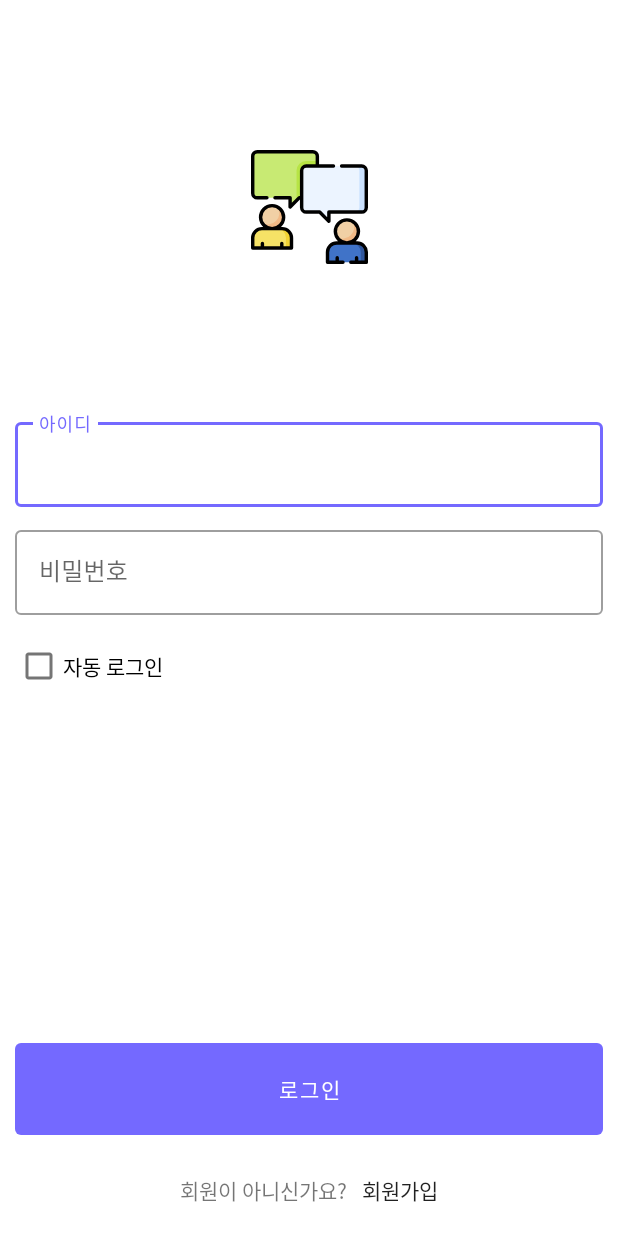
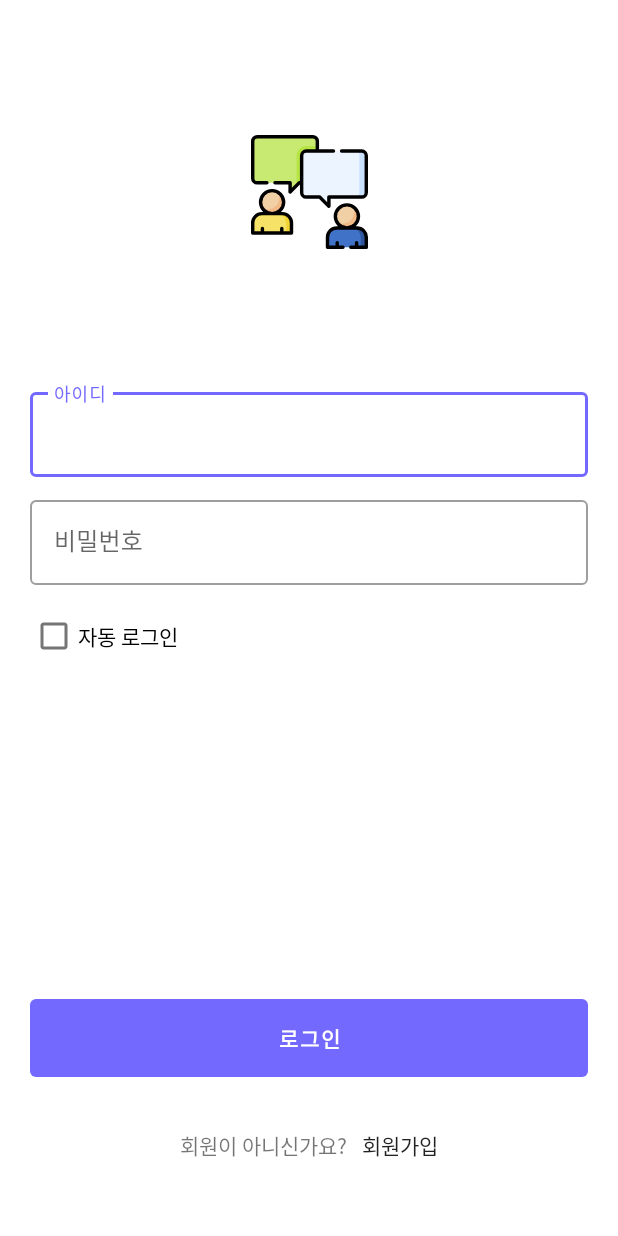
Before and after one commit to 2004yyj/Trust, an Android app: the screen it shows after launch (IntroActivity), on a phone screen of 412 x 824 dp. Run offline under Robolectric (Android 15) with nearby library versions, the phone set to English and light mode, and no system bars; our stand-ins replace Dagger/Hilt's generated code, data binding.

Commit message:
[Update] LoginFragment와 LoginViewModel 추가

```diff
--- a/Android/app/src/main/java/kr/hs/dgsw/trust/ui/fragment/LoginFragment.kt
+++ b/Android/app/src/main/java/kr/hs/dgsw/trust/ui/fragment/LoginFragment.kt
@@ -1,24 +1,82 @@
 package kr.hs.dgsw.trust.ui.fragment
 
+import android.content.Intent
 import android.os.Bundle
-import androidx.fragment.app.Fragment
+import android.util.Log
 import android.view.LayoutInflater
 import android.view.View
 import android.view.ViewGroup
+import android.widget.Button
+import androidx.databinding.DataBindingUtil
+import androidx.fragment.app.Fragment
+import androidx.lifecycle.ViewModelProvider
+import androidx.navigation.fragment.findNavController
+import com.google.android.material.textfield.TextInputLayout
 import kr.hs.dgsw.trust.R
+import kr.hs.dgsw.trust.databinding.FragmentLoginBinding
+import kr.hs.dgsw.trust.ui.activity.MainActivity
+import kr.hs.dgsw.trust.viewmodel.fragment.LoginViewModel
 
 class LoginFragment : Fragment() {
 
+    companion object {
+        private const val TAG = "LoginFragment"
+    }
+
+    private lateinit var viewModel: LoginViewModel
+    private lateinit var binding : FragmentLoginBinding
+
+    private lateinit var tilId : TextInputLayout
+    private lateinit var tilPw : TextInputLayout
+    private lateinit var btnLogin : Button
+    private lateinit var btnSignUp : Button
+
     override fun onCreateView(
-        inflater: LayoutInflater, container: ViewGroup?,
-        savedInstanceState: Bundle?
-    ): View? {
-        // Inflate the layout for this fragment
-        return inflater.inflate(R.layout.fragment_login, container, false)
+            inflater: LayoutInflater, container: ViewGroup?,
+            savedInstanceState: Bundle?
+    ): View {
+        viewModel = ViewModelProvider(this)[LoginViewModel::class.java]
+        binding = DataBindingUtil.inflate(inflater, R.layout.fragment_login, container, false)
+        binding.vm = viewModel
+
+        return binding.root
     }
 
     override fun onViewCreated(view: View, savedInstanceState: Bundle?) {
         super.onViewCreated(view, savedInstanceState)
+        init()
+        observe()
+
+        btnLogin.setOnClickListener {
+            //TODO 서버통신으로 아이디 비밀번호 확인
+            val intent = Intent(requireContext(), MainActivity::class.java)
+            startActivity(intent)
+            requireActivity().finish()
+        }
+
+        btnSignUp.setOnClickListener {
+            Log.d(TAG, "onViewCreated: call")
+            findNavController().navigate(R.id.action_loginFragment_to_signUpFragment)
+        }
+    }
+
+    private fun init() {
+        tilId = binding.tilIdLogin
+        tilPw = binding.tilPwLogin
+        btnLogin = binding.btnLoginLogin
+        btnSignUp = binding.btnSignUpLogin
+    }
+
+    private fun observe() {
+        viewModel.idEditText.observe(viewLifecycleOwner) {
+            tilId.error = "아이디를 입력해주세요."
+            tilId.isErrorEnabled = it.isEmpty()
+        }
+
+        viewModel.pwEditText.observe(viewLifecycleOwner) {
+            tilPw.error = "비밀번호를 입력해주세요."
+            tilPw.isErrorEnabled = it.isEmpty()
+        }
     }
 
 }
--- /dev/null
+++ b/Android/app/src/main/java/kr/hs/dgsw/trust/viewmodel/activity/IntroViewModel.kt
@@ -0,0 +1,6 @@
+package kr.hs.dgsw.trust.viewmodel.activity
+
+import androidx.lifecycle.ViewModel
+
+class IntroViewModel : ViewModel() {
+}
--- /dev/null
+++ b/Android/app/src/main/java/kr/hs/dgsw/trust/viewmodel/fragment/LoginViewModel.kt
@@ -0,0 +1,12 @@
+package kr.hs.dgsw.trust.viewmodel.fragment
+
+import androidx.databinding.ObservableField
+import androidx.lifecycle.MutableLiveData
+import androidx.lifecycle.ViewModel
+
+class LoginViewModel : ViewModel() {
+
+    val idEditText = MutableLiveData<String>()
+    val pwEditText = MutableLiveData<String>()
+
+}
--- a/Android/app/src/main/res/layout/fragment_login.xml
+++ b/Android/app/src/main/res/layout/fragment_login.xml
@@ -1,11 +1,20 @@
 <?xml version="1.0" encoding="utf-8"?>
-<androidx.constraintlayout.widget.ConstraintLayout xmlns:android="http://schemas.android.com/apk/res/android"
+<layout xmlns:android="http://schemas.android.com/apk/res/android"
     xmlns:app="http://schemas.android.com/apk/res-auto"
-    xmlns:tools="http://schemas.android.com/tools"
+    xmlns:tools="http://schemas.android.com/tools">
+
+    <data>
+        <import type="kr.hs.dgsw.trust.viewmodel.fragment.LoginViewModel"/>
+        <variable
+            name="vm"
+            type="LoginViewModel" />
+    </data>
+
+    <androidx.constraintlayout.widget.ConstraintLayout
         android:layout_width="match_parent"
         android:layout_height="match_parent"
-    tools:context=".fragment.LoginFragment"
-    android:paddingHorizontal="10dp"
+        tools:context=".ui.fragment.LoginFragment"
+        android:paddingHorizontal="20dp"
         android:clipToPadding="false">
 
         <ImageView
@@ -14,7 +23,7 @@
             android:layout_height="wrap_content"
             android:layout_gravity="center_horizontal"
             android:src="@drawable/ic_logo"
-        android:layout_marginTop="100dp"
+            android:layout_marginTop="90dp"
             app:layout_constraintBottom_toTopOf="@id/info_linear_login"
             app:layout_constraintEnd_toEndOf="parent"
             app:layout_constraintStart_toStartOf="parent"
@@ -24,7 +33,7 @@
             android:id="@+id/info_linear_login"
             android:layout_width="match_parent"
             android:layout_height="wrap_content"
-        android:layout_marginTop="100dp"
+            android:layout_marginTop="90dp"
             android:orientation="vertical"
             app:layout_constraintEnd_toEndOf="parent"
             app:layout_constraintStart_toStartOf="parent"
@@ -39,6 +48,7 @@
 
                 <com.google.android.material.textfield.TextInputEditText
                     android:id="@+id/et_id_login"
+                    android:text="@={vm.idEditText}"
                     android:layout_width="match_parent"
                     android:layout_height="wrap_content" />
 
@@ -54,6 +64,7 @@
 
                 <com.google.android.material.textfield.TextInputEditText
                     android:id="@+id/et_pw_login"
+                    android:text="@={vm.pwEditText}"
                     android:layout_width="match_parent"
                     android:layout_height="wrap_content" />
 
@@ -72,17 +83,17 @@
             android:id="@+id/btn_login_login"
             android:layout_width="match_parent"
             android:layout_height="wrap_content"
-        android:padding="20dp"
             android:stateListAnimator="@null"
+            style="@style/BoldButton"
             android:text="로그인"
-        android:layout_marginBottom="20dp"
-        app:layout_constraintBottom_toTopOf="@id/signUp_linear_login"
+            android:layout_marginBottom="100dp"
+            app:layout_constraintBottom_toBottomOf="parent"
             app:layout_constraintEnd_toEndOf="parent"
             app:layout_constraintStart_toStartOf="parent" />
 
         <LinearLayout
             android:id="@+id/signUp_linear_login"
-        android:layout_marginBottom="20dp"
+            android:layout_marginBottom="50dp"
             android:layout_width="wrap_content"
             android:layout_height="wrap_content"
             app:layout_constraintBottom_toBottomOf="parent"
@@ -91,17 +102,19 @@
 
             <TextView
                 android:layout_width="wrap_content"
-            android:layout_height="wrap_content"
+                android:layout_height="match_parent"
                 android:text="회원이 아니신가요?" />
 
             <androidx.appcompat.widget.AppCompatButton
+                android:id="@+id/btn_sign_up_Login"
                 style="@style/NoPaddingButton"
                 android:layout_width="wrap_content"
                 android:layout_height="wrap_content"
                 android:layout_marginStart="10dp"
-            android:background="@android:color/transparent"
+                android:background="?selectableItemBackground"
                 android:text="@string/sign_up" />
 
         </LinearLayout>
 
     </androidx.constraintlayout.widget.ConstraintLayout>
+</layout>
```
Lines whose indentation alone changed are shown as unchanged.
